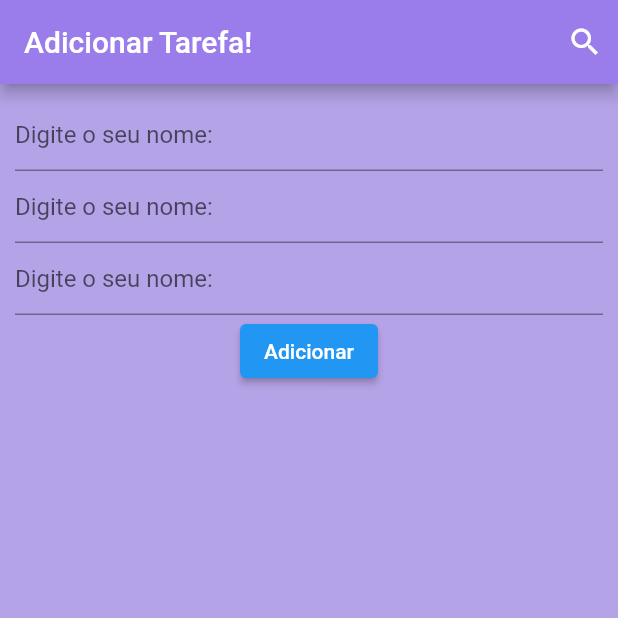
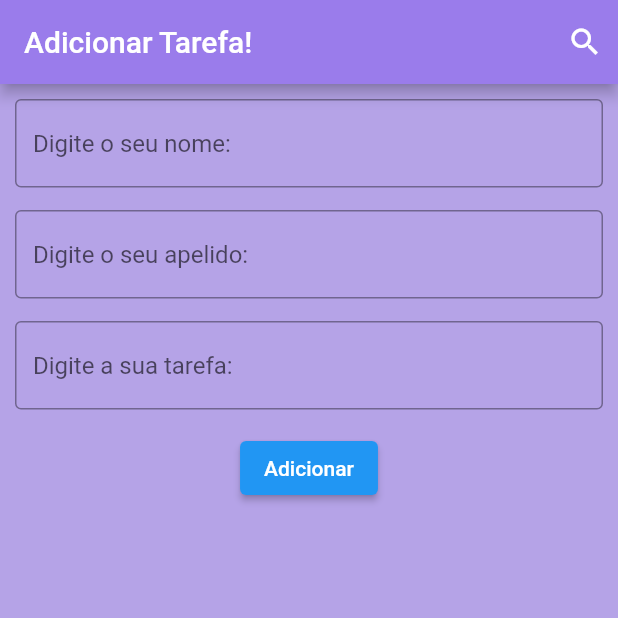
Before and after one commit to restenPiz/My_First_App-Flutter, a Flutter app: the screen it shows after launch, on a phone screen of 412 x 824 dp, the top half of it. Run offline on Flutter 3.47's test engine with Material 2 defaults, Android fonts, the phone set to English and light mode, and no system bars.

Commit message:
Some updates in system

```diff
--- a/first_app/lib/screens/index.dart
+++ b/first_app/lib/screens/index.dart
@@ -85,20 +85,26 @@ class _indexScreenState extends State<indexScreen> {
                         controller: _nameController,
                         decoration:InputDecoration(
                           hintText:'Digite o seu nome:',
+                          border: OutlineInputBorder(),
                         ),
                       ),
+                      Container(height: 15,),
                       TextField(
                         controller: _surnameController,
                         decoration:InputDecoration(
-                          hintText:'Digite o seu nome:',
+                          hintText:'Digite o seu apelido:',
+                          border: OutlineInputBorder(),
                         ),
                       ),
+                      Container(height: 15,),
                       TextField(
                         controller: _taskController,
                         decoration:InputDecoration(
-                          hintText:'Digite o seu nome:',
+                          hintText:'Digite a sua tarefa:',
+                          border: OutlineInputBorder(),
                         ),
                       ),
+                      Container(height: 15,),
                       ElevatedButton(onPressed: _storeTask, child: Text('Adicionar')),
                     ],
                   ),
```
